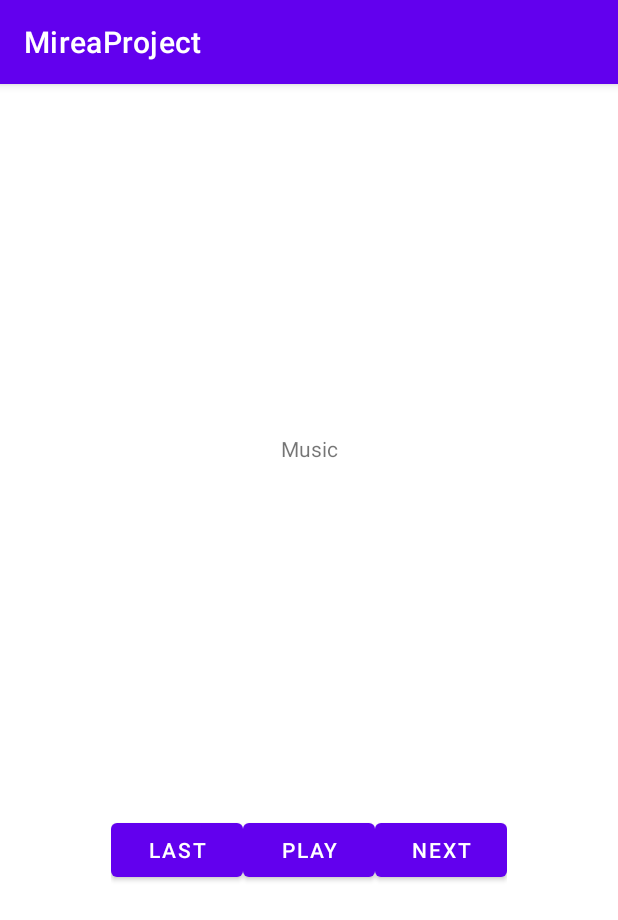
After one commit to oldbuterbrod/MireaProject, an Android app: the fragment BlankFragment shown on its own in the app's theme, on a phone screen of 412 x 824 dp. The commit adds this screen. Shown: the top 920 px of the screen. Run offline under Robolectric (Android 15) with nearby library versions, the phone set to English and light mode, and no system bars.

Commit message:
Добавлена самостоятельная работа практики №4

```diff
--- /dev/null
+++ b/app/src/main/java/ru/mirea/sidorov_m/mireaproject/BlankFragment.java
@@ -0,0 +1,60 @@
+package ru.mirea.sidorov_m.mireaproject;
+
+import static android.Manifest.permission.FOREGROUND_SERVICE;
+import static android.Manifest.permission.POST_NOTIFICATIONS;
+
+import android.content.Intent;
+import android.content.pm.PackageManager;
+import android.os.Bundle;
+
+import androidx.core.app.ActivityCompat;
+import androidx.core.content.ContextCompat;
+import androidx.fragment.app.Fragment;
+
+import android.util.Log;
+import android.view.LayoutInflater;
+import android.view.View;
+import android.view.ViewGroup;
+
+import ru.mirea.sidorov_m.mireaproject.databinding.FragmentBlankBinding;
+
+
+public class BlankFragment extends Fragment {
+    private FragmentBlankBinding binding;
+
+    @Override
+    public View onCreateView(LayoutInflater inflater, ViewGroup container,
+                             Bundle savedInstanceState) {
+        binding = FragmentBlankBinding.inflate(inflater, container, false);
+        View root = binding.getRoot();
+        if (ContextCompat.checkSelfPermission(getContext(), POST_NOTIFICATIONS) != PackageManager.PERMISSION_GRANTED) {
+            ActivityCompat.requestPermissions(getActivity(), new String[]{POST_NOTIFICATIONS, FOREGROUND_SERVICE}, 200);
+        }
+        binding.play.setOnClickListener(new View.OnClickListener() {
+            @Override
+            public void onClick(View v) {
+                Intent serviceIntent = new Intent(root.getContext(), MusicService.class);
+                ContextCompat.startForegroundService(root.getContext(), serviceIntent);
+            }
+        });
+
+
+
+        binding.next.setOnClickListener(new View.OnClickListener() {
+            @Override
+            public void onClick(View v) {
+                root.getContext().stopService(new Intent(root.getContext(), MusicService.class));
+            }
+        });
+
+
+
+        binding.last.setOnClickListener(new View.OnClickListener() {
+            @Override
+            public void onClick(View v) {
+                Log.d(MainActivity.class.getSimpleName(),"onClickListener");
+            }
+        });
+        return root;
+    }
+}
--- a/app/src/main/java/ru/mirea/sidorov_m/mireaproject/MainActivity.java
+++ b/app/src/main/java/ru/mirea/sidorov_m/mireaproject/MainActivity.java
@@ -41,7 +41,7 @@ public class MainActivity extends AppCompatActivity {
         // Passing each menu ID as a set of Ids because each
         // menu should be considered as top level destinations.
         mAppBarConfiguration = new AppBarConfiguration.Builder(
-                R.id.nav_home, R.id.nav_gallery)
+                R.id.nav_home, R.id.nav_gallery,R.id.nav_blankFragment)
                 .setOpenableLayout(drawer)
                 .build();
         NavController navController = Navigation.findNavController(this, R.id.nav_host_fragment_content_main);
--- /dev/null
+++ b/app/src/main/res/layout/fragment_blank.xml
@@ -0,0 +1,48 @@
+<?xml version="1.0" encoding="utf-8"?>
+<androidx.constraintlayout.widget.ConstraintLayout xmlns:android="http://schemas.android.com/apk/res/android"
+    xmlns:app="http://schemas.android.com/apk/res-auto"
+    xmlns:tools="http://schemas.android.com/tools"
+    android:layout_width="match_parent"
+    android:layout_height="match_parent"
+    tools:context=".BlankFragment">
+
+    <TextView
+        android:id="@+id/textView2"
+        android:layout_width="wrap_content"
+        android:layout_height="wrap_content"
+        android:text="Music"
+        app:layout_constraintBottom_toTopOf="@+id/linearLayout"
+        app:layout_constraintEnd_toEndOf="parent"
+        app:layout_constraintStart_toStartOf="parent"
+        app:layout_constraintTop_toTopOf="parent" />
+
+    <LinearLayout
+        android:id="@+id/linearLayout"
+        android:layout_width="wrap_content"
+        android:layout_height="wrap_content"
+        android:orientation="horizontal"
+        app:layout_constraintBottom_toBottomOf="parent"
+        app:layout_constraintEnd_toEndOf="parent"
+        app:layout_constraintStart_toStartOf="parent"
+        app:layout_constraintTop_toBottomOf="@+id/textView2">
+
+        <Button
+            android:id="@+id/last"
+            android:layout_width="wrap_content"
+            android:layout_height="wrap_content"
+            android:text="last" />
+
+        <Button
+            android:id="@+id/play"
+            android:layout_width="wrap_content"
+            android:layout_height="wrap_content"
+            android:text="play" />
+
+        <Button
+            android:id="@+id/next"
+            android:layout_width="wrap_content"
+            android:layout_height="wrap_content"
+            android:text="NEXT" />
+    </LinearLayout>
+
+</androidx.constraintlayout.widget.ConstraintLayout>
--- a/app/src/main/res/menu/activity_main_drawer.xml
+++ b/app/src/main/res/menu/activity_main_drawer.xml
@@ -12,5 +12,9 @@
             android:id="@+id/nav_gallery"
             android:icon="@drawable/ic_menu_gallery"
             android:title="WEB" />
+        <item
+            android:id="@+id/nav_blankFragment"
+            android:icon="@android:drawable/ic_media_play"
+            android:title="MusicPlayer" />
     </group>
 </menu>
--- a/app/src/main/res/navigation/mobile_navigation.xml
+++ b/app/src/main/res/navigation/mobile_navigation.xml
@@ -16,5 +16,10 @@
         android:name="ru.mirea.sidorov_m.mireaproject.ui.gallery.GalleryFragment"
         android:label="WEB"
         tools:layout="@layout/fragment_gallery" />
+    <fragment
+        android:id="@+id/nav_blankFragment"
+        android:name="ru.mirea.sidorov_m.mireaproject.BlankFragment"
+        android:label="fragment_blank"
+        tools:layout="@layout/fragment_blank" />
 
 </navigation>
--- a/app/src/main/res/values/strings.xml
+++ b/app/src/main/res/values/strings.xml
@@ -10,4 +10,6 @@
     <string name="menu_home">Home</string>
     <string name="menu_gallery">Gallery</string>
     <string name="menu_slideshow">Slideshow</string>
+    <!-- TODO: Remove or change this placeholder text -->
+    <string name="hello_blank_fragment">Hello blank fragment</string>
 </resources>
```
Also changed, not shown: app/src/main/AndroidManifest.xml (+14 -4 lines), app/src/main/java/ru/mirea/sidorov_m/mireaproject/MusicService.java (added, +67 -0 lines), 1 other file.
